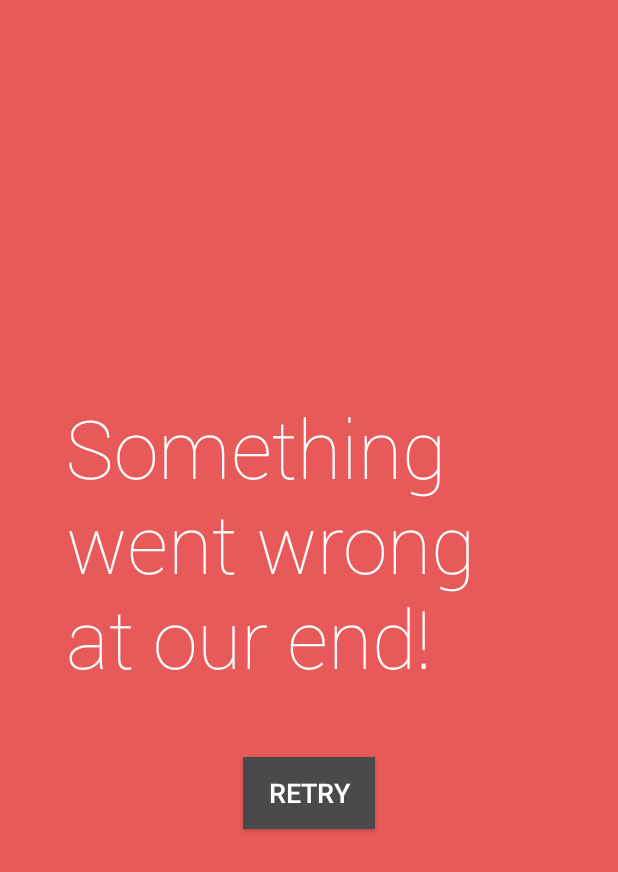
After one commit to anugotta/WeatherApp, an Android app: the layout layout_error_fullscreen.xml on its own in the app's theme, with its tools: preview values and no code run, on a phone screen of 412 x 824 dp. The commit adds this screen. Shown: the top 872 px of the screen. Run offline under Robolectric (Android 15) with nearby library versions, the phone set to English and light mode, and no system bars.

Commit message:
Handled error state
Signed-off-by: Anu S Pillai <anugotta@gmail.com>

```diff
--- a/app/src/main/java/com/asp/weatherapp/features/temperature/view/MainViewModel.kt
+++ b/app/src/main/java/com/asp/weatherapp/features/temperature/view/MainViewModel.kt
@@ -23,6 +23,10 @@ class MainViewModel @Inject constructor(var infoRepo: WeatherRepo) : ViewModel()
 
 
     init {
+        _viewState.value = InfoViewState(isLoading = true)
+    }
+
+    fun setLoadingState(){
         _viewState.value = InfoViewState(isLoading = true)
     }
 
--- /dev/null
+++ b/app/src/main/res/layout/layout_error_fullscreen.xml
@@ -0,0 +1,47 @@
+<?xml version="1.0" encoding="utf-8"?>
+<androidx.constraintlayout.widget.ConstraintLayout
+        xmlns:android="http://schemas.android.com/apk/res/android"
+        xmlns:app="http://schemas.android.com/apk/res-auto"
+        android:layout_width="match_parent"
+        android:layout_height="match_parent">
+
+    <View
+            android:layout_width="match_parent"
+            android:layout_height="match_parent"
+            android:background="@color/bgErrorState"
+            app:layout_constraintBottom_toBottomOf="parent"
+            app:layout_constraintEnd_toEndOf="parent"
+            app:layout_constraintStart_toStartOf="parent"
+            app:layout_constraintTop_toTopOf="parent" android:id="@+id/view"/>
+
+
+    <TextView
+            android:textSize="@dimen/text_54"
+            android:textColor="@color/white"
+            android:fontFamily="@font/roboto_thin"
+            android:text="@string/something_went_wrong_at_our_end"
+            android:layout_width="0dp"
+            android:layout_height="wrap_content"
+            app:layout_constraintTop_toTopOf="parent" app:layout_constraintStart_toStartOf="parent"
+            app:layout_constraintEnd_toEndOf="parent" android:layout_marginLeft="44dp"
+            android:layout_marginStart="44dp" android:layout_marginRight="44dp" android:layout_marginEnd="44dp"
+            android:id="@+id/textView"
+            app:layout_constraintBottom_toBottomOf="@+id/view" app:layout_constraintVertical_bias="0.42000002"/>
+
+
+    <Button android:id="@+id/btnRetry"
+            android:text="@string/retry"
+            android:textSize="@dimen/text_18"
+            android:background="@color/bgBtn"
+            android:layout_width="wrap_content"
+            android:textColor="@color/white"
+            android:layout_height="0dp" app:layout_constraintTop_toBottomOf="@+id/textView"
+            app:layout_constraintEnd_toEndOf="@+id/view"
+            app:layout_constraintStart_toStartOf="@+id/view"
+            android:layout_marginTop="44dp"
+    />
+
+
+
+
+</androidx.constraintlayout.widget.ConstraintLayout>
--- a/app/src/main/res/values/colors.xml
+++ b/app/src/main/res/values/colors.xml
@@ -8,4 +8,6 @@
     <color name="mainTextColor">#2a2a2a</color>
     <color name="light_grey">#D5D3D3</color>
     <color name="white">#ffffff</color>
+    <color name="bgErrorState">#E85959</color>
+    <color name="bgBtn">#4A4A4A</color>
 </resources>
--- a/app/src/main/res/values/dimens.xml
+++ b/app/src/main/res/values/dimens.xml
@@ -6,4 +6,6 @@
     <dimen name="margin_96">96dp</dimen>
     <dimen name="margin_80">80dp</dimen>
     <dimen name="margin_112">112dp</dimen>
+    <dimen name="text_54">54sp</dimen>
+    <dimen name="text_18">18sp</dimen>
 </resources>
--- a/app/src/main/res/values/strings.xml
+++ b/app/src/main/res/values/strings.xml
@@ -1,3 +1,5 @@
 <resources>
     <string name="app_name">Weather App</string>
+    <string name="something_went_wrong_at_our_end">Something went wrong at our end!</string>
+    <string name="retry">Retry</string>
 </resources>
```
Also changed, not shown: app/src/main/java/com/asp/weatherapp/features/temperature/view/MainActivity.kt (+21 -10 lines), app/src/main/java/com/asp/weatherapp/utils/ViewHelpers.kt (+12 -1 lines).
